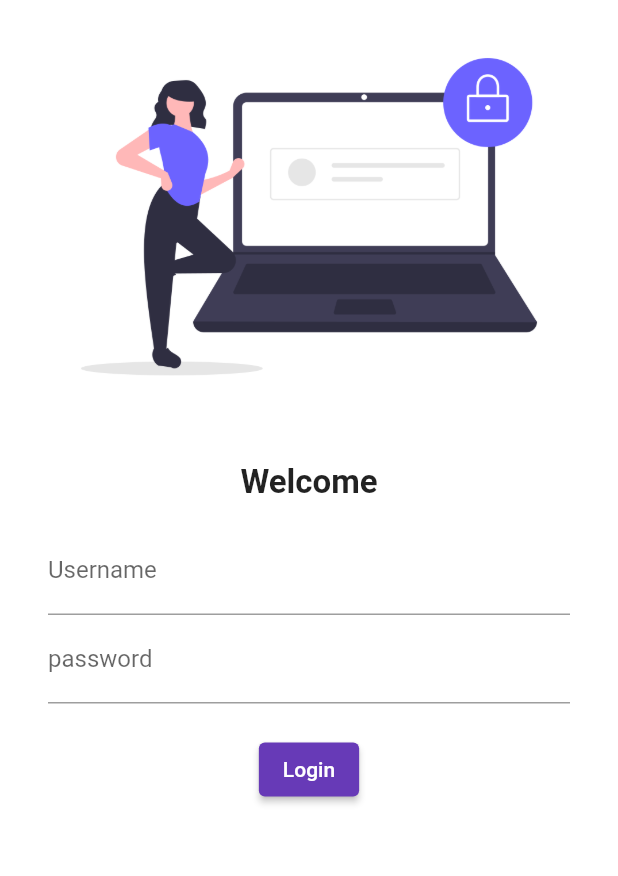
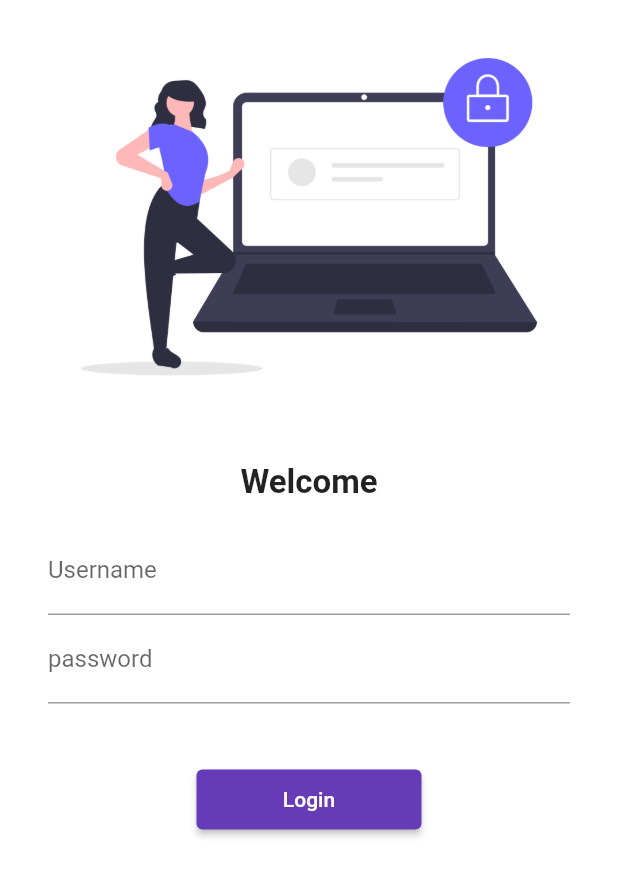
Before and after one commit to Dipankarhira/30daysofflutter, a Flutter app: the screen it shows after launch, on a phone screen of 412 x 824 dp. Shown: the top 876 px of the screen. Run offline on Flutter 3.47's test engine with Material 2 defaults, Android fonts, the phone set to English and light mode, and no system bars.

Commit message:
day5 completed

```diff
--- a/flutter_catalog/lib/main.dart
+++ b/flutter_catalog/lib/main.dart
@@ -1,4 +1,5 @@
 import 'package:flutter/material.dart';
+import 'package:flutter_catalog/utils/routes.dart';
 import 'pages/home_page.dart';
 import 'pages/login_page.dart';
 
@@ -14,7 +15,10 @@ class MyApp extends StatelessWidget {
     return MaterialApp(
       themeMode: ThemeMode.light,
       theme: ThemeData(primarySwatch: Colors.deepPurple),
-      routes: {"/": (context) => Login()},
+      routes: {"/": (context) => Login(),
+      MyRoutes.homeRoute:(context) => Home(),
+      MyRoutes.loginRoute:(context) => Login()
+      },
     );
   }
 }
--- a/flutter_catalog/lib/pages/login_page.dart
+++ b/flutter_catalog/lib/pages/login_page.dart
@@ -1,4 +1,5 @@
 import 'package:flutter/material.dart';
+import 'package:flutter_catalog/utils/routes.dart';
 
 class Login extends StatelessWidget {
   const Login({super.key});
@@ -7,6 +8,7 @@ class Login extends StatelessWidget {
   Widget build(BuildContext context) {
     return Material(
         color: Colors.white,
+        child: SingleChildScrollView(
           child: Column(
             children: [
               Padding(
@@ -24,8 +26,8 @@ class Login extends StatelessWidget {
                 style: TextStyle(fontSize: 22, fontWeight: FontWeight.bold),
               ),
               Padding(
-              padding:
-                  const EdgeInsets.symmetric(vertical: 16.0, horizontal: 32.0),
+                padding: const EdgeInsets.symmetric(
+                    vertical: 16.0, horizontal: 32.0),
                 child: Column(
                   children: [
                     TextFormField(
@@ -38,18 +40,20 @@ class Login extends StatelessWidget {
                           hintText: "Enter password", labelText: "password"),
                     ),
                     SizedBox(
-                    height: 20.0,
+                      height: 40.0,
                     ),
                     ElevatedButton(
                       onPressed: () {
-                        print("Logged in");
+                        Navigator.pushNamed(context, MyRoutes.homeRoute);
                       },
-                      child: Text("Login")
+                      child: Text("Login"),
+                      style: TextButton.styleFrom(minimumSize: Size(150, 40)),
                     )
                   ],
                 ),
               )
             ],
+          ),
         ));
   }
 }
--- /dev/null
+++ b/flutter_catalog/lib/utils/routes.dart
@@ -0,0 +1,4 @@
+class MyRoutes{
+  static String loginRoute = "/login";
+  static String homeRoute = "/home";
+}
```
Lines whose indentation alone changed are shown as unchanged.
